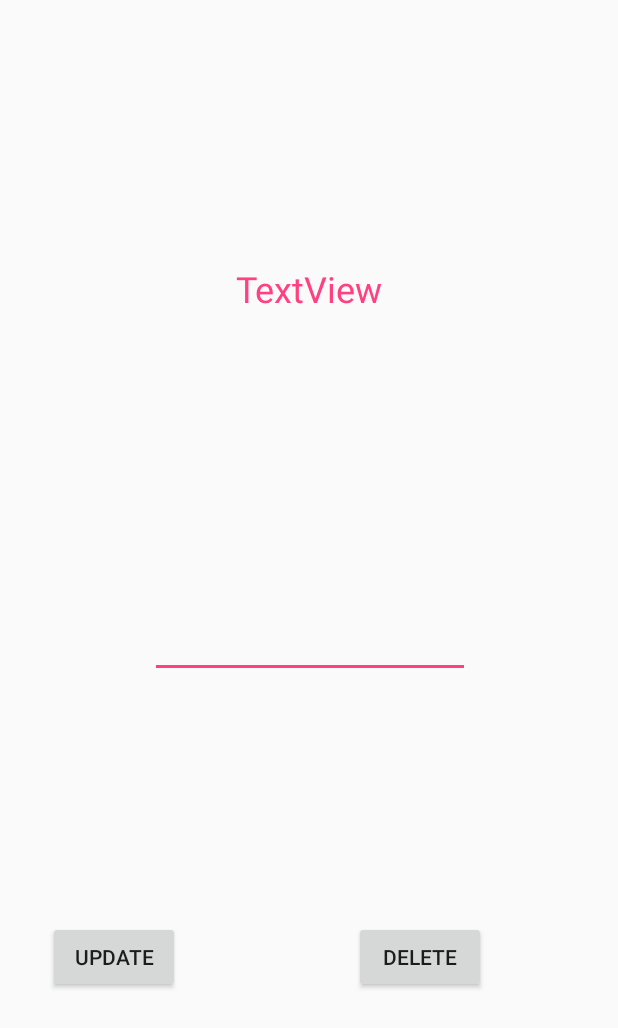
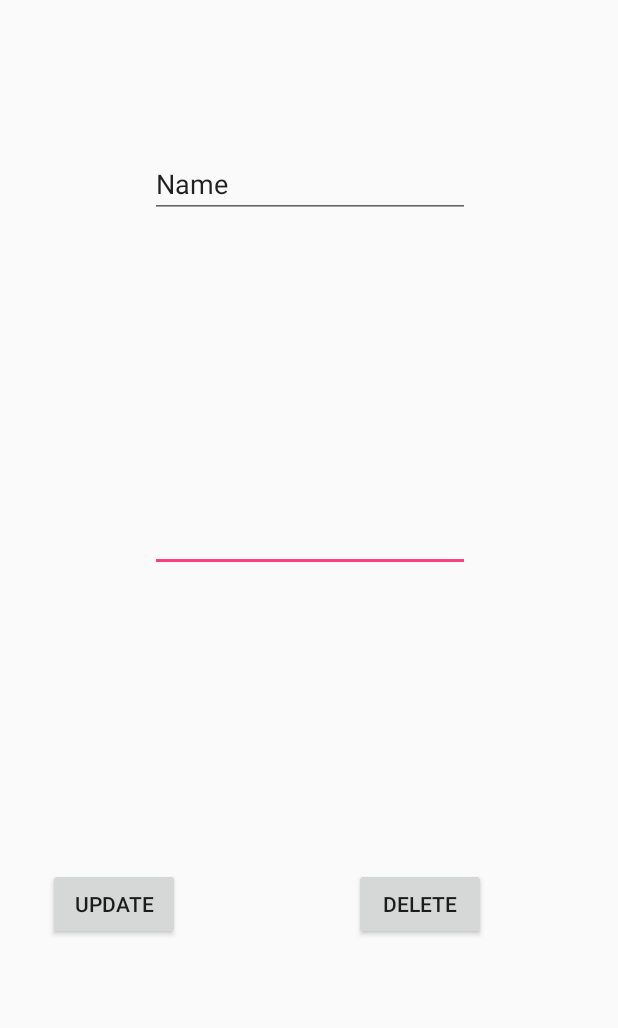
Before and after one commit to alinemokfa/to_do_list__android_solo_project, an Android app: the layout activity_view_task.xml on its own in the app's theme, with its tools: preview values and no code run, on a phone screen of 412 x 824 dp. Shown: the top 1028 px of the screen. Run offline under Robolectric (Android 15) with nearby library versions, the phone set to English and light mode, and no system bars.

```diff
--- a/ToDoList/app/src/main/AndroidManifest.xml
+++ b/ToDoList/app/src/main/AndroidManifest.xml
@@ -18,7 +18,6 @@
         </activity>
         <activity android:name=".AddTaskActivity" />
         <activity android:name=".ViewTaskActivity" />
-        <activity android:name=".UpdateTaskActivity"></activity>
     </application>
 
 </manifest>
--- a/ToDoList/app/src/main/res/layout/activity_view_task.xml
+++ b/ToDoList/app/src/main/res/layout/activity_view_task.xml
@@ -7,20 +7,6 @@
     android:layout_height="match_parent"
     tools:context="com.example.alinemokfa.todolist.ViewTaskActivity">
 
-    <TextView
-        android:id="@+id/view_task_title"
-        android:layout_width="151dp"
-        android:layout_height="111dp"
-        android:text="TextView"
-        android:textAlignment="center"
-        android:textColor="@color/colorAccent"
-        android:textSize="24sp"
-        app:layout_constraintBottom_toBottomOf="parent"
-        app:layout_constraintLeft_toLeftOf="parent"
-        app:layout_constraintRight_toRightOf="parent"
-        app:layout_constraintTop_toTopOf="parent"
-        app:layout_constraintVertical_bias="0.247" />
-
     <Button
         android:id="@+id/update_button"
         android:layout_width="wrap_content"
@@ -28,6 +14,7 @@
         android:layout_marginBottom="8dp"
         android:layout_marginStart="32dp"
         android:layout_marginTop="8dp"
+        android:onClick="onUpdateClick"
         android:text="@string/update_button"
         app:layout_constraintBottom_toBottomOf="parent"
         app:layout_constraintStart_toStartOf="parent"
@@ -62,5 +49,20 @@
         app:layout_constraintLeft_toLeftOf="parent"
         app:layout_constraintRight_toRightOf="parent"
         app:layout_constraintTop_toBottomOf="@+id/view_task_title"
-        app:layout_constraintVertical_bias="0.23" />
+        app:layout_constraintVertical_bias="0.292" />
+
+    <EditText
+        android:id="@+id/view_task_title"
+        android:layout_width="wrap_content"
+        android:layout_height="wrap_content"
+        android:layout_marginTop="100dp"
+        android:ems="10"
+        android:inputType="textPersonName"
+        android:text="Name"
+        app:layout_constraintEnd_toEndOf="parent"
+        app:layout_constraintHorizontal_bias="0.503"
+        app:layout_constraintLeft_toLeftOf="parent"
+        app:layout_constraintRight_toRightOf="parent"
+        app:layout_constraintStart_toStartOf="parent"
+        app:layout_constraintTop_toTopOf="parent" />
 </android.support.constraint.ConstraintLayout>
```
Also changed, not shown: ToDoList/app/src/main/java/com/example/alinemokfa/todolist/DatabaseHelper.java (+1 -8 lines), ToDoList/app/src/main/java/com/example/alinemokfa/todolist/UpdateTaskActivity.java (deleted, +0 -32 lines), ToDoList/app/src/main/java/com/example/alinemokfa/todolist/ViewTaskActivity.java (+20 -5 lines), ToDoList/app/src/main/res/layout/activity_update_task.xml (deleted, +0 -29 lines).
